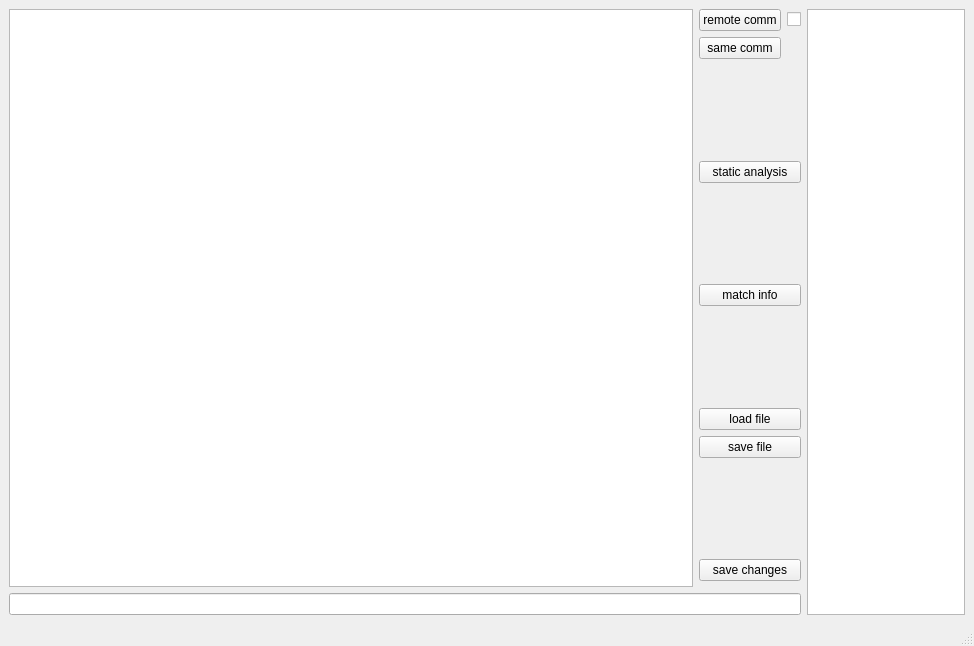
twicki/datavolley2, file tvrscouting/uis/first.ui: the form before one commit.
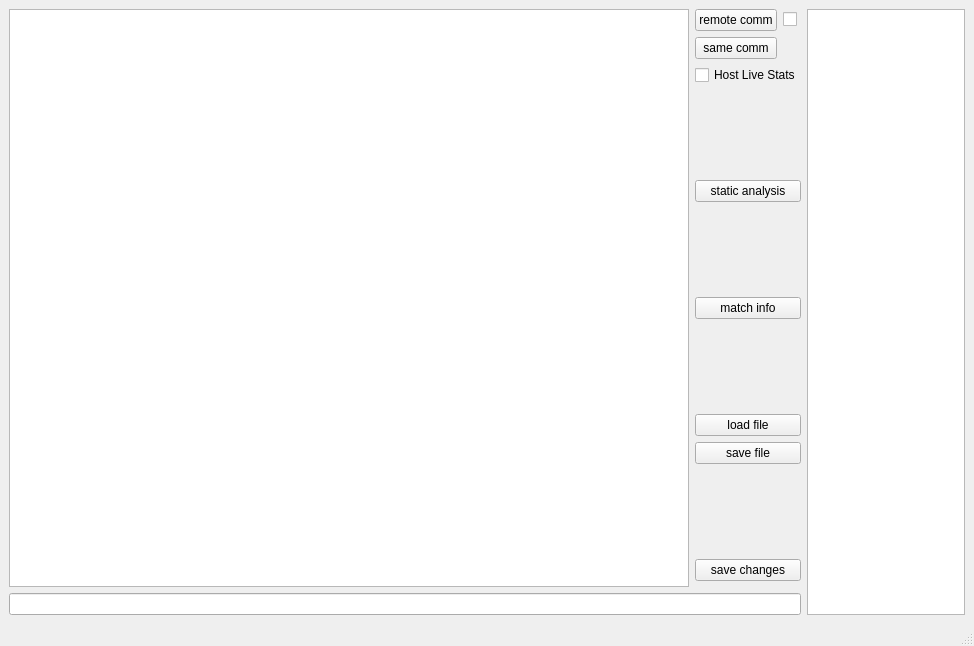
The form after the commit. Icons and pictures are not drawn.

Diff of the .ui file:
```diff
--- a/tvrscouting/uis/first.ui
+++ b/tvrscouting/uis/first.ui
@@ -21,10 +21,7 @@
    <layout class="QGridLayout" name="gridLayout_9" columnstretch="5,1">
     <item row="0" column="0">
      <layout class="QGridLayout" name="gridLayout_7">
-      <item row="14" column="0" colspan="3">
-       <widget class="QLineEdit" name="lineEdit"/>
-      </item>
-      <item row="7" column="1">
+      <item row="8" column="1">
        <spacer name="verticalSpacer_4">
         <property name="orientation">
          <enum>Qt::Vertical</enum>
@@ -37,24 +34,27 @@
         </property>
        </spacer>
       </item>
-      <item row="6" column="1" colspan="2">
+      <item row="15" column="0" colspan="3">
+       <widget class="QLineEdit" name="lineEdit"/>
+      </item>
+      <item row="7" column="1" colspan="2">
        <widget class="QPushButton" name="matchInfo">
         <property name="text">
          <string>match info</string>
         </property>
        </widget>
       </item>
-      <item row="4" column="1" colspan="2">
+      <item row="5" column="1" colspan="2">
        <widget class="QPushButton" name="pushButton_3">
         <property name="text">
          <string>static analysis</string>
         </property>
        </widget>
       </item>
-      <item row="11" column="1" colspan="2">
-       <widget class="QPushButton" name="pushButton_2">
+      <item row="9" column="1" colspan="2">
+       <widget class="QPushButton" name="loadFile">
         <property name="text">
-         <string>save changes</string>
+         <string>load file</string>
         </property>
        </widget>
       </item>
@@ -75,20 +75,7 @@
         </property>
        </widget>
       </item>
-      <item row="10" column="1">
-       <spacer name="verticalSpacer">
-        <property name="orientation">
-         <enum>Qt::Vertical</enum>
-        </property>
-        <property name="sizeHint" stdset="0">
-         <size>
-          <width>20</width>
-          <height>40</height>
-         </size>
-        </property>
-       </spacer>
-      </item>
-      <item row="5" column="1">
+      <item row="6" column="1">
        <spacer name="verticalSpacer_3">
         <property name="orientation">
          <enum>Qt::Vertical</enum>
@@ -101,24 +88,14 @@
         </property>
        </spacer>
       </item>
-      <item row="9" column="1" colspan="2">
-       <widget class="QPushButton" name="saveFile">
+      <item row="12" column="1" colspan="2">
+       <widget class="QPushButton" name="pushButton_2">
         <property name="text">
-         <string>save file</string>
+         <string>save changes</string>
         </property>
        </widget>
       </item>
-      <item row="8" column="1" colspan="2">
-       <widget class="QPushButton" name="loadFile">
-        <property name="text">
-         <string>load file</string>
-        </property>
-       </widget>
-      </item>
-      <item row="1" column="0" rowspan="12">
-       <widget class="QTextEdit" name="textEdit"/>
-      </item>
-      <item row="3" column="1">
+      <item row="4" column="1">
        <spacer name="verticalSpacer_2">
         <property name="orientation">
          <enum>Qt::Vertical</enum>
@@ -131,6 +108,19 @@
         </property>
        </spacer>
       </item>
+      <item row="11" column="1">
+       <spacer name="verticalSpacer">
+        <property name="orientation">
+         <enum>Qt::Vertical</enum>
+        </property>
+        <property name="sizeHint" stdset="0">
+         <size>
+          <width>20</width>
+          <height>40</height>
+         </size>
+        </property>
+       </spacer>
+      </item>
       <item row="1" column="1">
        <widget class="QPushButton" name="remote_stats">
         <property name="text">
@@ -138,6 +128,23 @@
         </property>
        </widget>
       </item>
+      <item row="1" column="0" rowspan="13">
+       <widget class="QTextEdit" name="textEdit"/>
+      </item>
+      <item row="10" column="1" colspan="2">
+       <widget class="QPushButton" name="saveFile">
+        <property name="text">
+         <string>save file</string>
+        </property>
+       </widget>
+      </item>
+      <item row="3" column="1" colspan="2">
+       <widget class="QCheckBox" name="livehost">
+        <property name="text">
+         <string>Host Live Stats</string>
+        </property>
+       </widget>
+      </item>
      </layout>
     </item>
     <item row="0" column="1">
```
